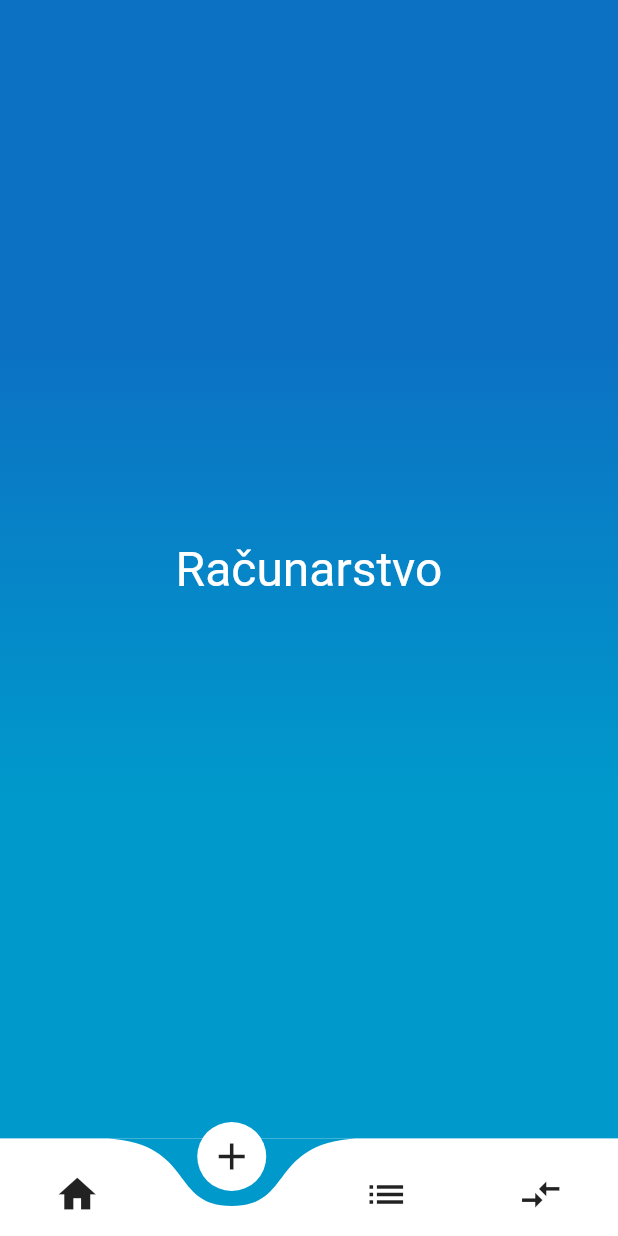
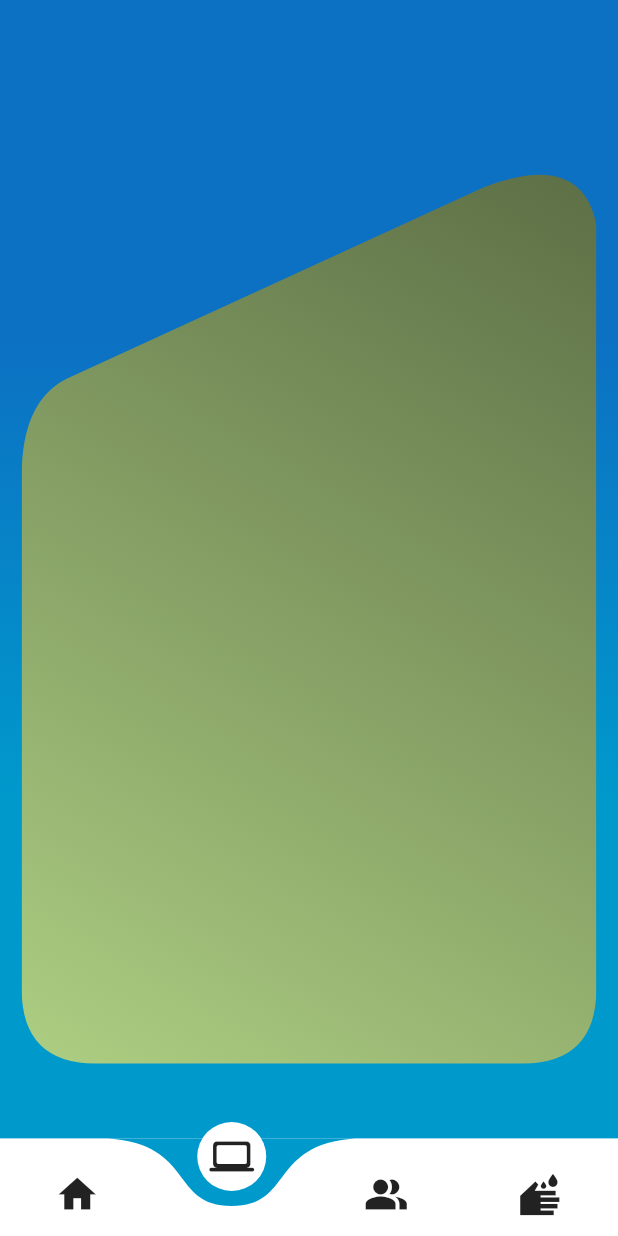
Before and after one commit to Zifthis/flutter_mev, a Flutter app: the screen it shows after launch, item 2 of the bottom bar chosen, on a phone screen of 412 x 824 dp. Run offline on Flutter 3.47's test engine with Material 2 defaults, Android fonts, the phone set to English and light mode, and no system bars; drawn by our look-alikes of curved_navigation_bar; our stand-ins replace flutter_swiper, transparent_image; network calls fail; Roboto replaces fonts that are missing (Verdana).

```diff
--- /dev/null
+++ b/lib/components/clip_block.dart
@@ -0,0 +1,31 @@
+import 'package:flutter/material.dart';
+
+class BackgroundClipper extends CustomClipper<Path> {
+  @override
+  Path getClip(Size size) {
+    var roundnessFactor = 50.0;
+
+    var path = Path();
+
+    path.moveTo(0, size.height * 0.33);
+    path.lineTo(0, size.height - roundnessFactor);
+    path.quadraticBezierTo(0, size.height, roundnessFactor, size.height);
+    path.lineTo(size.width - roundnessFactor, size.height);
+    path.quadraticBezierTo(
+        size.width, size.height, size.width, size.height - roundnessFactor);
+    path.lineTo(size.width, roundnessFactor * 2);
+    path.quadraticBezierTo(size.width - 10, roundnessFactor,
+        size.width - roundnessFactor * 1.5, roundnessFactor * 1.5);
+    path.lineTo(
+        roundnessFactor * 0.6, size.height * 0.33 - roundnessFactor * 0.3);
+    path.quadraticBezierTo(
+        0, size.height * 0.33, 0, size.height * 0.33 + roundnessFactor);
+
+    return path;
+  }
+
+  @override
+  bool shouldReclip(CustomClipper<Path> oldClipper) {
+    return true;
+  }
+}
--- a/lib/const/constants.dart
+++ b/lib/const/constants.dart
@@ -8,3 +8,12 @@ Color navigationColor = Color(0xFFe8ffff);
 Color gradientStartColor = Color(0xFF0C71C3);
 Color gradientEndColor = Color(0xFF0099CC);
 Color subTextColor = Color(0xFFBDBDBD);
+
+Color racunarstvoMainColor = Color(0xFFADCE82);
+Color racunarstvoEndColor = Color(0xFF566741);
+
+Color menadzmentMainColor = Color(0xFF3E95C4);
+Color menadzmentEndColor = Color(0xFF183b4e);
+
+Color razvojMainColor = Color(0xFFDDAB99);
+Color razvojEndColor = Color(0xFF6e554c);
--- a/lib/main.dart
+++ b/lib/main.dart
@@ -54,12 +54,9 @@ class _MevAppState extends State<MevApp> {
           height: 65.0,
           items: [
             Icon(Icons.home, size: 30),
-            Icon(
-              Icons.add,
-              size: 30,
-            ),
-            Icon(Icons.list, size: 30),
-            Icon(Icons.compare_arrows, size: 30),
+            Icon(Icons.computer_rounded ,size: 30,),
+            Icon(Icons.people_alt, size: 30),
+            Icon(Icons.wash_sharp, size: 30),
           ],
           onTap: (int tappedIndex) {
             setState(() {
--- a/lib/view/departments/racunarstvo.dart
+++ b/lib/view/departments/racunarstvo.dart
@@ -1,4 +1,5 @@
 import 'package:flutter/material.dart';
+import 'package:flutter_mev/components/clip_block.dart';
 import 'package:flutter_mev/const/constants.dart';
 
 class Racunarstvo extends StatelessWidget {
@@ -12,10 +13,17 @@ class Racunarstvo extends StatelessWidget {
               end: Alignment.bottomCenter,
               stops: [0.3, 0.7])),
       child: Center(
-        child: Text(
-          'Računarstvo',
-          style: TextStyle(
-              fontSize: 32, fontFamily: 'Verdana', color: titleTextColor),
+        child: ClipPath(
+          clipper: BackgroundClipper(),
+          child: Container(
+            width: MediaQuery.of(context).size.width * 0.93,
+            height: MediaQuery.of(context).size.height * 0.8,
+            decoration: BoxDecoration(
+                gradient: LinearGradient(
+                    colors: [racunarstvoMainColor, racunarstvoEndColor],
+                    begin: Alignment.bottomLeft,
+                    end: Alignment.topRight)),
+          ),
         ),
       ),
     );
```
Also changed, not shown: lib/view/departments/menadzment.dart (+12 -4 lines), lib/view/departments/odrzivi_razvoj.dart (+12 -4 lines).
